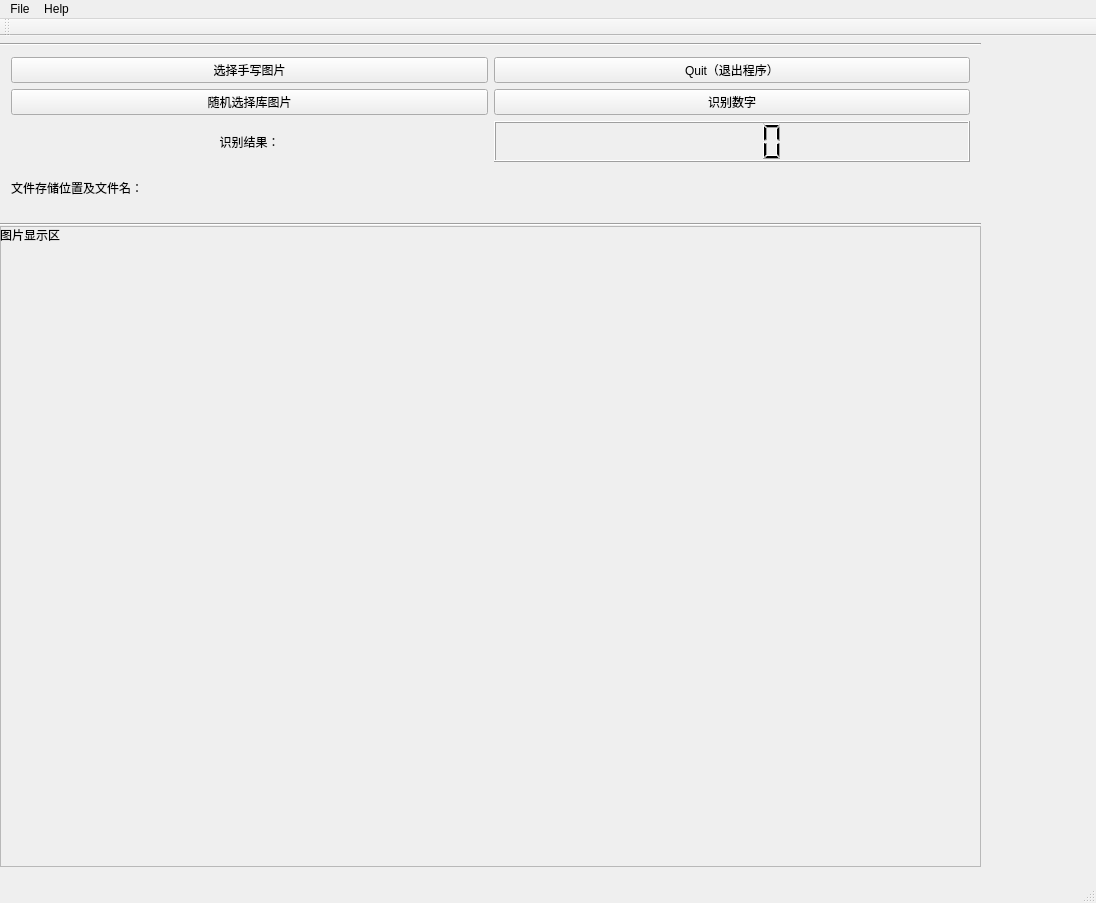
Before: the Qt Designer form pythonstudy/pyqt/main.ui in wzp1216/python_study, drawn with Qt 5.
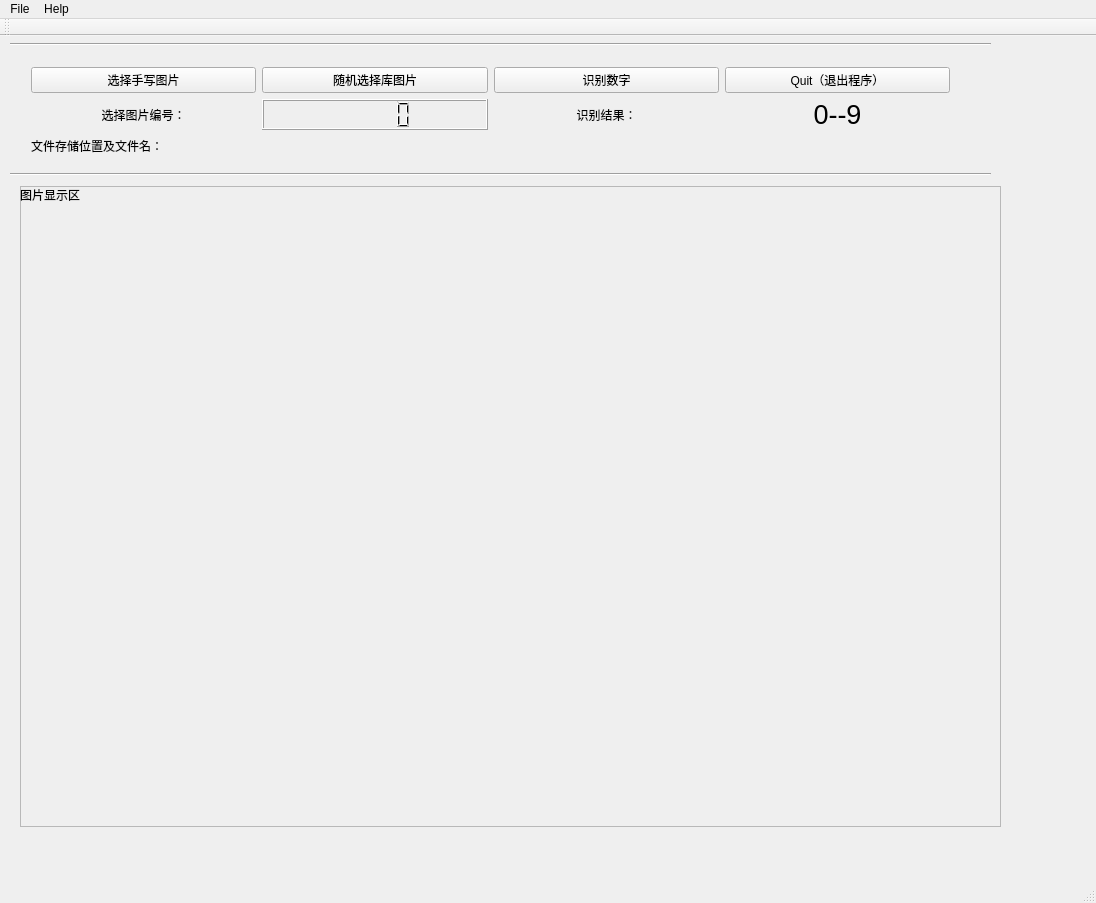
After: the same form once the commit is applied.

Commit message: random choice a picture

Patch:
```diff
--- a/pythonstudy/pyqt/main.ui
+++ b/pythonstudy/pyqt/main.ui
@@ -20,76 +20,10 @@
    <string>MainWindow</string>
   </property>
   <widget class="QWidget" name="centralWidget">
-   <widget class="QWidget" name="gridLayoutWidget">
-    <property name="geometry">
-     <rect>
-      <x>0</x>
-      <y>10</y>
-      <width>981</width>
-      <height>173</height>
-     </rect>
-    </property>
-    <layout class="QGridLayout" name="gridLayout">
-     <item row="3" column="1">
-      <widget class="QLCDNumber" name="lcdNumber">
-       <property name="font">
-        <font>
-         <pointsize>12</pointsize>
-        </font>
-       </property>
-      </widget>
-     </item>
-     <item row="3" column="0">
-      <widget class="QLabel" name="label">
-       <property name="text">
-        <string>识别结果：</string>
-       </property>
-       <property name="alignment">
-        <set>Qt::AlignCenter</set>
-       </property>
-      </widget>
-     </item>
-     <item row="0" column="0">
-      <widget class="QPushButton" name="Mypic_btn">
-       <property name="text">
-        <string>选择手写图片</string>
-       </property>
-      </widget>
-     </item>
-     <item row="1" column="1">
-      <widget class="QPushButton" name="test_btn">
-       <property name="text">
-        <string>识别数字</string>
-       </property>
-      </widget>
-     </item>
-     <item row="5" column="0" colspan="2">
-      <widget class="QLabel" name="debuglabel">
-       <property name="text">
-        <string>文件存储位置及文件名：</string>
-       </property>
-      </widget>
-     </item>
-     <item row="1" column="0">
-      <widget class="QPushButton" name="TFpic_btn">
-       <property name="text">
-        <string>随机选择库图片</string>
-       </property>
-      </widget>
-     </item>
-     <item row="0" column="1">
-      <widget class="QPushButton" name="quitbtn">
-       <property name="text">
-        <string>Quit（退出程序）</string>
-       </property>
-      </widget>
-     </item>
-    </layout>
-   </widget>
    <widget class="Line" name="line">
     <property name="geometry">
      <rect>
-      <x>0</x>
+      <x>10</x>
       <y>0</y>
       <width>981</width>
       <height>16</height>
@@ -102,8 +36,8 @@
    <widget class="QFrame" name="frame">
     <property name="geometry">
      <rect>
-      <x>0</x>
-      <y>190</y>
+      <x>20</x>
+      <y>150</y>
       <width>981</width>
       <height>641</height>
      </rect>
@@ -134,8 +68,8 @@
    <widget class="Line" name="line_2">
     <property name="geometry">
      <rect>
-      <x>0</x>
-      <y>180</y>
+      <x>10</x>
+      <y>130</y>
       <width>981</width>
       <height>16</height>
      </rect>
@@ -144,6 +78,104 @@
      <enum>Qt::Horizontal</enum>
     </property>
    </widget>
+   <widget class="QWidget" name="gridLayoutWidget_2">
+    <property name="geometry">
+     <rect>
+      <x>20</x>
+      <y>20</y>
+      <width>941</width>
+      <height>111</height>
+     </rect>
+    </property>
+    <layout class="QGridLayout" name="gridLayout_2">
+     <item row="1" column="1">
+      <widget class="QLCDNumber" name="lcdNumber">
+       <property name="font">
+        <font>
+         <pointsize>12</pointsize>
+        </font>
+       </property>
+      </widget>
+     </item>
+     <item row="1" column="0">
+      <widget class="QLabel" name="label">
+       <property name="text">
+        <string>选择图片编号：</string>
+       </property>
+       <property name="alignment">
+        <set>Qt::AlignCenter</set>
+       </property>
+      </widget>
+     </item>
+     <item row="0" column="3">
+      <widget class="QPushButton" name="quitbtn">
+       <property name="text">
+        <string>Quit（退出程序）</string>
+       </property>
+      </widget>
+     </item>
+     <item row="0" column="1">
+      <widget class="QPushButton" name="TFpic_btn">
+       <property name="text">
+        <string>随机选择库图片</string>
+       </property>
+      </widget>
+     </item>
+     <item row="0" column="0">
+      <widget class="QPushButton" name="Mypic_btn">
+       <property name="text">
+        <string>选择手写图片</string>
+       </property>
+      </widget>
+     </item>
+     <item row="0" column="2">
+      <widget class="QPushButton" name="test_btn">
+       <property name="text">
+        <string>识别数字</string>
+       </property>
+      </widget>
+     </item>
+     <item row="1" column="2">
+      <widget class="QLabel" name="label_2">
+       <property name="text">
+        <string>识别结果：</string>
+       </property>
+       <property name="alignment">
+        <set>Qt::AlignCenter</set>
+       </property>
+      </widget>
+     </item>
+     <item row="2" column="1" colspan="3">
+      <widget class="QLabel" name="debuglabel">
+       <property name="text">
+        <string> </string>
+       </property>
+      </widget>
+     </item>
+     <item row="2" column="0">
+      <widget class="QLabel" name="debuglabel_2">
+       <property name="text">
+        <string>文件存储位置及文件名：</string>
+       </property>
+      </widget>
+     </item>
+     <item row="1" column="3">
+      <widget class="QLabel" name="numberlabel">
+       <property name="font">
+        <font>
+         <pointsize>20</pointsize>
+        </font>
+       </property>
+       <property name="text">
+        <string>0--9</string>
+       </property>
+       <property name="alignment">
+        <set>Qt::AlignCenter</set>
+       </property>
+      </widget>
+     </item>
+    </layout>
+   </widget>
   </widget>
   <widget class="QMenuBar" name="menuBar">
    <property name="geometry">
```
Left out of the diff: 2 changed lines with no effect on the pictures. The commit also changes 2 other files.
